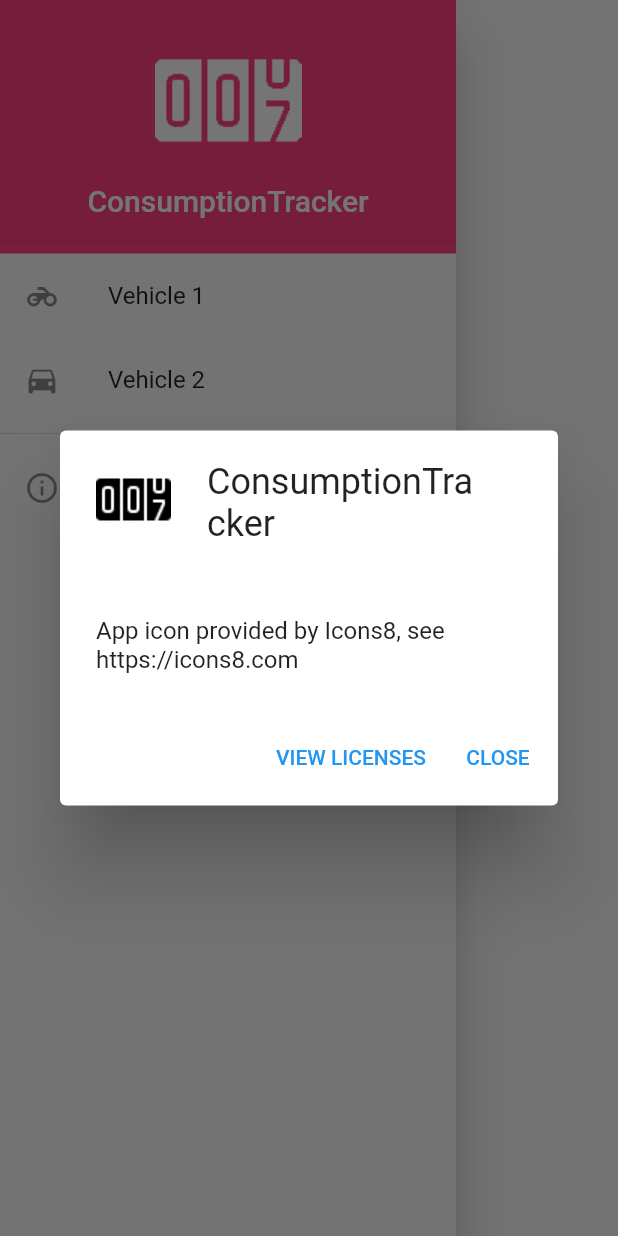
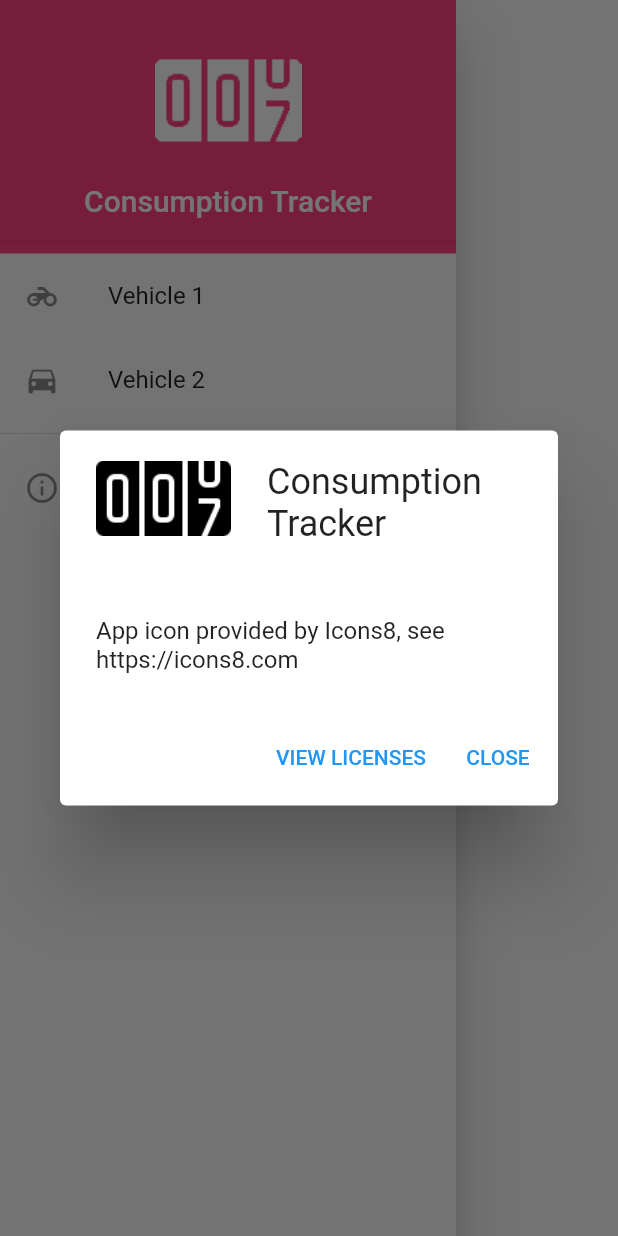
Before and after one commit to SebastianJL/consumption_tracker, a Flutter app: the AppDrawer widget shown alone on an empty page, opened directly, after a tap on "About", on a phone screen of 412 x 824 dp. Run offline on Flutter 3.47's test engine with Material 2 defaults, Android fonts, the phone set to English and light mode, and no system bars; our stand-ins replace bloc, cloud_firestore, firebase_core, fl_chart, flutter_bloc; accounts and stored records are empty.

Commit message:
Clean up design.
- Delete unused 50pixel logo.
- Change app name to include a space between words.
- Trim background of logo. This helps it to be usable as an image asset.
- Clean up DrawerHeader design.
- Clean up AboutDialog design.

```diff
--- a/lib/main.dart
+++ b/lib/main.dart
@@ -5,7 +5,7 @@ import 'package:flutter/material.dart';
 import 'package:flutter_bloc/flutter_bloc.dart';
 import 'package:consumption_tracker/src/charts_tab.dart';
 
-const appName = 'ConsumptionTracker';
+const appName = 'Consumption Tracker';
 
 void main() {
   WidgetsFlutterBinding.ensureInitialized();
@@ -76,8 +76,8 @@ class AppDrawer extends StatelessWidget {
               child: Column(
                 children: [
                   Expanded(
-                      child: Image.asset(
-                          'assets/icons8-odometer-white-100.png')),
+                      child:
+                          Image.asset('assets/icons8-odometer-white-100.png')),
                   Padding(
                     padding: const EdgeInsets.all(8.0),
                     child: Text(
@@ -106,7 +106,9 @@ class AppDrawer extends StatelessWidget {
             icon: Icon(Icons.info_outline),
             applicationName: appName,
             dense: false,
-            applicationIcon: Image.asset("assets/icons8-odometer-50.png"),
+            applicationIcon: SizedBox(
+                width: 90,
+                child: Image.asset("assets/icons8-odometer-100.png")),
             aboutBoxChildren: [
               Text('App icon provided by Icons8, see https://icons8.com')
             ],
```
Also changed, not shown: assets/icons8-odometer-100.png, assets/icons8-odometer-50.png (deleted), 1 other file.
